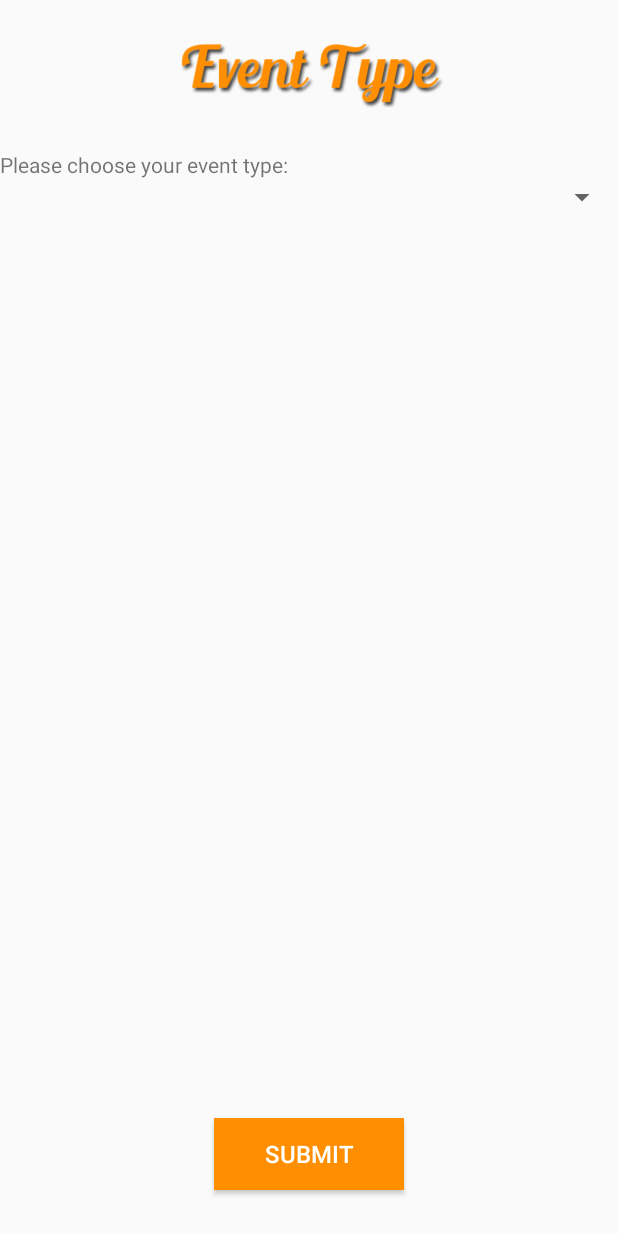
After one commit to OrionKaito/GigsHub, an Android app: the layout activity_choose_event_type.xml on its own in the app's theme, with its tools: preview values and no code run, on a phone screen of 412 x 824 dp. The commit adds this screen. Run offline under Robolectric (Android 15) with nearby library versions, the phone set to English and light mode, and no system bars.

Commit message:
update choose type

```diff
--- a/Mobile/Gigshub1/app/src/main/java/com/example/myfuckingpc/gigshub1/GigsAdapter.java
+++ b/Mobile/Gigshub1/app/src/main/java/com/example/myfuckingpc/gigshub1/GigsAdapter.java
@@ -48,6 +48,8 @@ public class GigsAdapter extends RecyclerView.Adapter<GigsAdapter.MyViewHolder>
         holder.number.setText(gigs.getGigsNumber() + " people will go");
         holder.star.setRating(gigs.getGigsStar());
         holder.image.setImageResource(gigs.getGigsImage());
+
+
     }
 
     @Override
--- a/Mobile/Gigshub1/app/src/main/java/com/example/myfuckingpc/gigshub1/HomeActivity.java
+++ b/Mobile/Gigshub1/app/src/main/java/com/example/myfuckingpc/gigshub1/HomeActivity.java
@@ -41,6 +41,8 @@ public class HomeActivity extends AppCompatActivity
 
         NavigationView navigationView = (NavigationView) findViewById(R.id.nav_view);
         navigationView.setNavigationItemSelectedListener(this);
+
+
     }
 
     @Override
--- /dev/null
+++ b/Mobile/Gigshub1/app/src/main/res/layout/activity_choose_event_type.xml
@@ -0,0 +1,84 @@
+<?xml version="1.0" encoding="utf-8"?>
+<LinearLayout xmlns:android="http://schemas.android.com/apk/res/android"
+    xmlns:app="http://schemas.android.com/apk/res-auto"
+    xmlns:tools="http://schemas.android.com/tools"
+    android:layout_width="match_parent"
+    android:layout_height="match_parent"
+    android:orientation="vertical"
+    tools:context=".ChooseEventTypeActivity">
+    <ImageView
+        android:layout_width="match_parent"
+        android:layout_height="100dp"
+        android:src="@drawable/event_type"/>
+
+    <LinearLayout
+        android:orientation="vertical"
+        android:weightSum="10"
+        android:layout_width="match_parent"
+        android:layout_height="match_parent">
+        <LinearLayout
+            android:layout_weight="8.5"
+            android:orientation="vertical"
+            android:layout_width="match_parent"
+            android:layout_height="0dp">
+            <TextView
+                android:layout_width="match_parent"
+                android:layout_height="wrap_content"
+                android:text="Please choose your event type:"/>
+            <Spinner
+                android:id="@+id/spnEventType"
+                android:layout_width="match_parent"
+                android:layout_height="wrap_content"/>
+        </LinearLayout>
+        <LinearLayout
+            android:weightSum="9"
+            android:orientation="horizontal"
+            android:layout_weight="1.5"
+            android:layout_width="match_parent"
+            android:layout_height="0dp">
+            <Button
+                android:layout_margin="5dp"
+                android:layout_weight="3"
+                android:layout_gravity="center"
+                android:gravity="center"
+                android:layout_width="0dp"
+                android:layout_height="wrap_content"
+                android:text="Create"
+                android:textColor="#ffffff"
+                android:background="#ff8f00"
+                android:textSize="16sp"
+                android:visibility="invisible"
+                />
+            <Button
+                android:layout_margin="5dp"
+                android:layout_weight="3"
+                android:layout_gravity="center"
+                android:gravity="center"
+                android:layout_width="0dp"
+                android:layout_height="wrap_content"
+                android:text="Submit"
+                android:textColor="#ffffff"
+                android:background="#ff8f00"
+                android:textSize="16sp"
+                android:onClick="clickToSubmit"
+                />
+            <Button
+                android:layout_margin="5dp"
+                android:layout_weight="3"
+                android:layout_gravity="center"
+                android:gravity="center"
+                android:layout_width="0dp"
+                android:layout_height="wrap_content"
+                android:text=""
+                android:textColor="#ffffff"
+                android:background="#ff8f00"
+                android:textSize="16sp"
+                android:visibility="invisible"
+                />
+
+        </LinearLayout>
+
+
+
+    </LinearLayout>
+</LinearLayout>
--- a/Mobile/Gigshub1/app/src/main/res/layout/main_top_bar_menu.xml
+++ b/Mobile/Gigshub1/app/src/main/res/layout/main_top_bar_menu.xml
@@ -18,6 +18,7 @@
 
 
     <ImageView
+        android:id="@+id/imgCreateEvent"
         android:layout_width="0dp"
         android:layout_height="wrap_content"
         android:layout_weight="1"
```
Also changed, not shown: Mobile/Gigshub1/app/src/main/java/com/example/myfuckingpc/gigshub1/ChooseEventTypeActivity.java (added, +44 -0 lines), Mobile/Gigshub1/app/src/main/java/com/example/myfuckingpc/gigshub1/CreateMusicGigsActivity.java (renamed from Mobile/Gigshub1/app/src/main/java/com/example/myfuckingpc/gigshub1/CreateAndUpdateGigsActivity.java, +2 -9 lines), Mobile/Gigshub1/app/src/main/java/com/example/myfuckingpc/gigshub1/CreateTalkshowGigsActivity.java (added, +13 -0 lines), Mobile/Gigshub1/app/src/main/java/com/example/myfuckingpc/gigshub1/MainActivity.java (+14 -1 lines), Mobile/Gigshub1/app/src/main/res/layout/activity_create_music_gigs.xml (renamed from Mobile/Gigshub1/app/src/main/res/layout/activity_create_and_update_gigs.xml, +23 -3 lines), Mobile/Gigshub1/app/src/main/res/layout/activity_create_talkshow_gigs.xml (added, +275 -0 lines), Mobile/Gigshub1/app/src/main/res/drawable/event_type.png (added).
